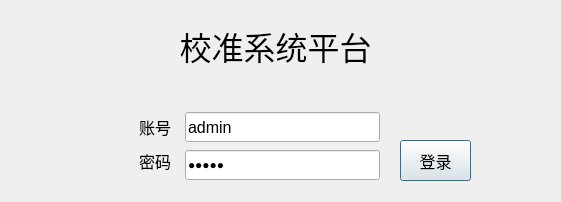
Before: the Qt Designer form PDU-CalibrateTool/setups/users/usrlanddlg.ui in ChinaClever/PDU-CalibrateTool, drawn with Qt 5.
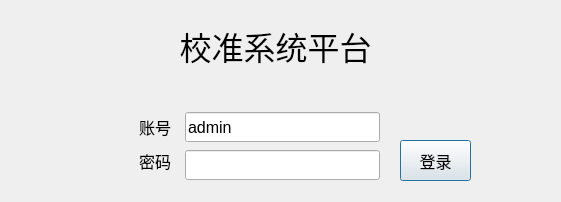
After: the same form once the commit is applied.

Diff of the .ui file:
```diff
--- a/PDU-CalibrateTool/setups/users/usrlanddlg.ui
+++ b/PDU-CalibrateTool/setups/users/usrlanddlg.ui
@@ -76,7 +76,7 @@
     </font>
    </property>
    <property name="text">
-    <string>admin</string>
+    <string/>
    </property>
    <property name="echoMode">
     <enum>QLineEdit::Password</enum>
```
